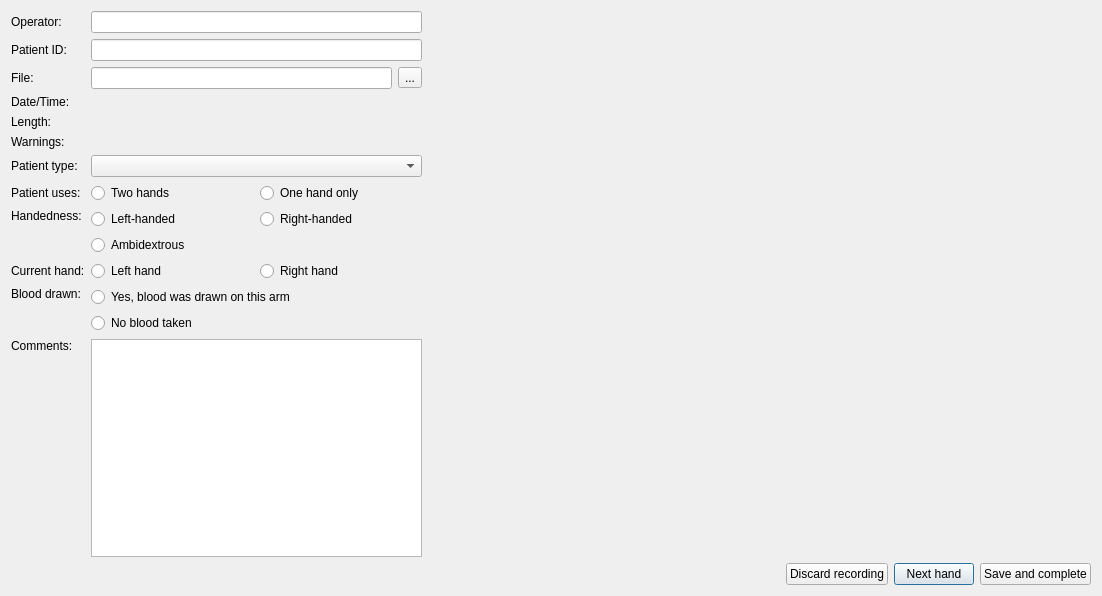
Old version of the form src/ui/endrecording.ui in the repository EuracBiomedicalResearch/DigitalSpiralography.
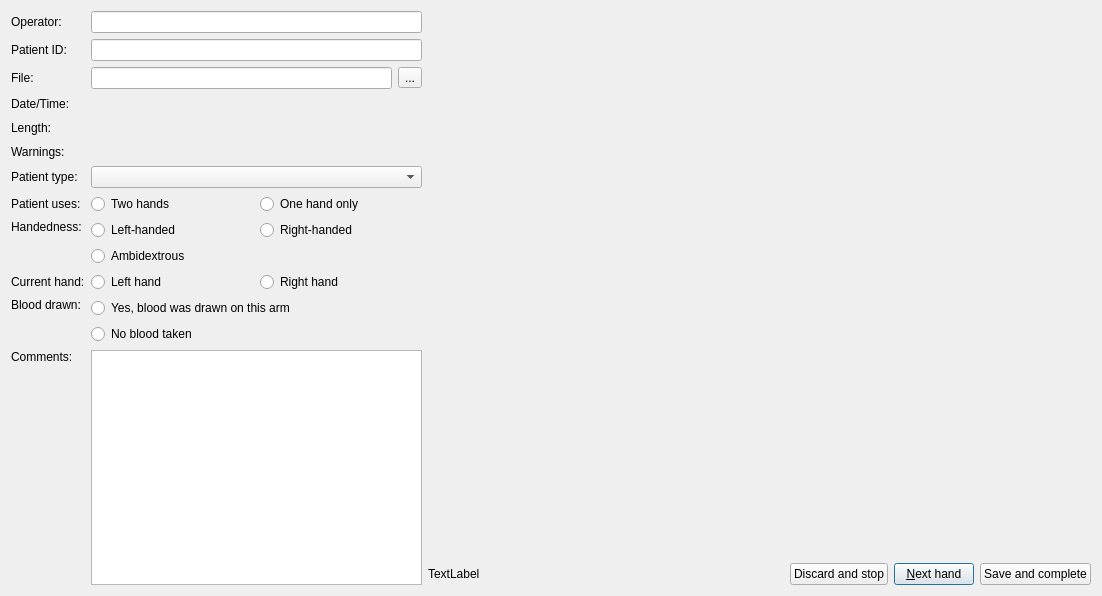
New version of the form.

Commit message: recorder: show cycle count/total in the end_recording dialog

The edit to the form file:
```diff
--- a/src/ui/endrecording.ui
+++ b/src/ui/endrecording.ui
@@ -295,34 +295,40 @@
      </item>
     </layout>
    </item>
-   <item row="11" column="0">
-    <widget class="QLabel" name="label_2">
-     <property name="text">
-      <string>Comments:</string>
-     </property>
-     <property name="alignment">
-      <set>Qt::AlignLeading|Qt::AlignLeft|Qt::AlignTop</set>
-     </property>
-     <property name="buddy">
-      <cstring>comments</cstring>
-     </property>
-    </widget>
-   </item>
-   <item row="11" column="1">
-    <widget class="QPlainTextEdit" name="comments">
+   <item row="0" column="2" rowspan="12">
+    <widget class="QLabel" name="preview">
      <property name="sizePolicy">
       <sizepolicy hsizetype="Expanding" vsizetype="Expanding">
-       <horstretch>1</horstretch>
+       <horstretch>2</horstretch>
        <verstretch>0</verstretch>
       </sizepolicy>
      </property>
-     <property name="plainText">
-      <string/>
+     <property name="minimumSize">
+      <size>
+       <width>437</width>
+       <height>357</height>
+      </size>
+     </property>
+     <property name="autoFillBackground">
+      <bool>true</bool>
+     </property>
+     <property name="alignment">
+      <set>Qt::AlignCenter</set>
+     </property>
+     <property name="margin">
+      <number>9</number>
      </property>
     </widget>
    </item>
-   <item row="12" column="0" colspan="3">
+   <item row="12" column="2">
     <layout class="QHBoxLayout" name="horizontalLayout">
+     <item>
+      <widget class="QLabel" name="next_hand_lbl">
+       <property name="text">
+        <string>TextLabel</string>
+       </property>
+      </widget>
+     </item>
      <item>
       <spacer name="horizontalSpacer">
        <property name="orientation">
@@ -339,7 +345,7 @@
      <item>
       <widget class="QPushButton" name="pushButton">
        <property name="text">
-        <string>Discard recording</string>
+        <string>Discard and stop</string>
        </property>
        <property name="autoDefault">
         <bool>false</bool>
@@ -349,7 +355,7 @@
      <item>
       <widget class="QPushButton" name="next_hand_btn">
        <property name="text">
-        <string>Next hand</string>
+        <string>&amp;Next hand</string>
        </property>
       </widget>
      </item>
@@ -368,25 +374,26 @@
      </item>
     </layout>
    </item>
-   <item row="0" column="2" rowspan="12">
-    <widget class="QLabel" name="preview">
+   <item row="11" column="1" rowspan="2">
+    <widget class="QPlainTextEdit" name="comments">
      <property name="sizePolicy">
       <sizepolicy hsizetype="Expanding" vsizetype="Expanding">
-       <horstretch>2</horstretch>
-       <verstretch>0</verstretch>
+       <horstretch>1</horstretch>
+       <verstretch>1</verstretch>
       </sizepolicy>
      </property>
-     <property name="minimumSize">
-      <size>
-       <width>437</width>
-       <height>357</height>
-      </size>
+     <property name="plainText">
+      <string/>
      </property>
-     <property name="autoFillBackground">
-      <bool>true</bool>
+    </widget>
+   </item>
+   <item row="11" column="0" rowspan="2">
+    <widget class="QLabel" name="label_2">
+     <property name="text">
+      <string>Comments:</string>
      </property>
      <property name="alignment">
-      <set>Qt::AlignCenter</set>
+      <set>Qt::AlignLeading|Qt::AlignLeft|Qt::AlignTop</set>
      </property>
      <property name="margin">
       <number>9</number>
```
Left out of the diff: 14 changed lines with no effect on the pictures. The commit also changes 1 other file.
